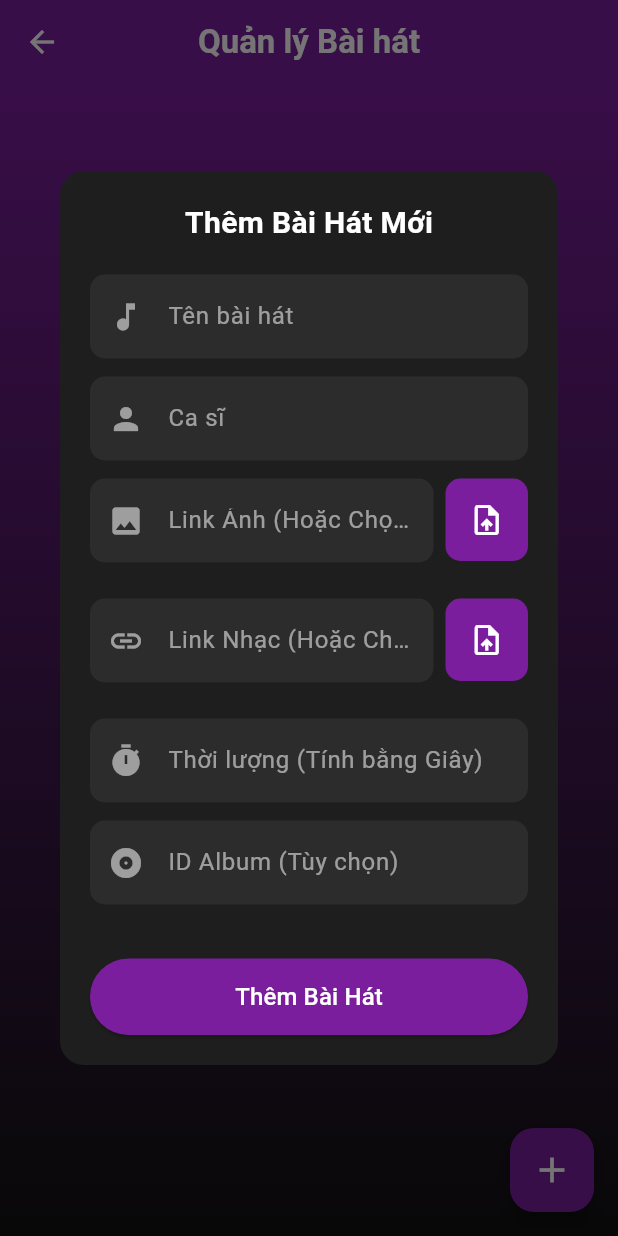
After one commit to Anh-BE/flutter_music_podcast_app, a Flutter app: the ManageSongsScreen screen opened directly, after a tap on the "add" icon, on a phone screen of 412 x 824 dp. The commit adds this screen. Run offline on Flutter 3.47's test engine with Material 3 defaults, Android fonts, the phone set to English and light mode, and no system bars; our stand-ins replace audio_video_progress_bar, file_picker, firebase_core, font_awesome_flutter, just_audio, phosphor_flutter and 2 more; accounts and stored records are empty.

Commit message:
them bai hat moi

```diff
--- /dev/null
+++ b/lib/admin/manage_songs_screen.dart
@@ -0,0 +1,406 @@
+import 'dart:io';
+import 'dart:typed_data';
+import 'package:file_picker/file_picker.dart';
+import 'package:flutter/material.dart';
+import '../models/Supabase_Service.dart';
+import '../models/models_music.dart';
+import '../colors/app_colors.dart';
+
+class ManageSongsScreen extends StatefulWidget {
+  const ManageSongsScreen({super.key});
+
+  @override
+  State<ManageSongsScreen> createState() => _ManageSongsScreenState();
+}
+
+class _ManageSongsScreenState extends State<ManageSongsScreen> {
+  final SupabaseService _supabaseService = SupabaseService();
+
+  // Hàm hiển thị hộp thoại xác nhận XÓA
+  void _confirmDelete(BuildContext context, BaiHatModel song) {
+    showDialog(
+      context: context,
+      builder: (context) => AlertDialog(
+        backgroundColor: const Color(0xFF1E1E1E),
+        title: const Text('Xác nhận xóa', style: TextStyle(color: Colors.white)),
+        content: Text('Bạn có chắc chắn muốn xóa bài hát "${song.title}" không?', style: const TextStyle(color: Colors.white70)),
+        actions: [
+          TextButton(
+            onPressed: () => Navigator.pop(context),
+            child: const Text('Hủy', style: TextStyle(color: Colors.grey)),
+          ),
+          ElevatedButton(
+            style: ElevatedButton.styleFrom(backgroundColor: Colors.redAccent),
+            onPressed: () async {
+              Navigator.pop(context); // Đóng hộp thoại
+              try {
+                await _supabaseService.deleteSong(song.id);
+                if (mounted) {
+                  ScaffoldMessenger.of(context).showSnackBar(
+                    const SnackBar(content: Text('Đã xóa bài hát thành công!'), backgroundColor: Colors.green),
+                  );
+                }
+              } catch (e) {
+                if (mounted) {
+                  ScaffoldMessenger.of(context).showSnackBar(
+                    SnackBar(content: Text('Lỗi khi xóa: $e'), backgroundColor: Colors.red),
+                  );
+                }
+              }
+            },
+            child: const Text('Xóa', style: TextStyle(color: Colors.white)),
+          ),
+        ],
+      ),
+    );
+  }
+
+  // Hàm hiển thị FORM Thêm hoặc Cập nhật
+  void _showSongForm({BaiHatModel? song}) {
+    showDialog(
+      context: context,
+      builder: (context) => SongFormDialog(song: song, supabaseService: _supabaseService),
+    );
+  }
+
+  @override
+  Widget build(BuildContext context) {
+    return Scaffold(
+      backgroundColor: AppColors.background,
+      appBar: AppBar(
+        backgroundColor: AppColors.primary,
+        title: const Text('Quản lý Bài hát', style: TextStyle(color: Colors.white, fontWeight: FontWeight.bold)),
+        iconTheme: const IconThemeData(color: Colors.white),
+        elevation: 0,
+        centerTitle: true,
+      ),
+      body: Container(
+        width: double.infinity,
+        height: double.infinity,
+        decoration: const BoxDecoration(
+          gradient: LinearGradient(
+            begin: Alignment.topCenter,
+            end: Alignment.bottomCenter,
+            colors: [AppColors.primary, AppColors.background],
+          ),
+        ),
+        child: StreamBuilder<List<BaiHatModel>>(
+          stream: _supabaseService.getSongsStream(),
+          builder: (context, snapshot) {
+            if (snapshot.connectionState == ConnectionState.waiting) {
+              return const Center(child: CircularProgressIndicator(color: Colors.white));
+            }
+            if (snapshot.hasError) {
+              return Center(child: Text('Lỗi tải dữ liệu: ${snapshot.error}', style: const TextStyle(color: Colors.redAccent)));
+            }
+
+            final songs = snapshot.data ?? [];
+
+            if (songs.isEmpty) {
+              return const Center(
+                child: Text('Chưa có bài hát nào trong hệ thống.', style: TextStyle(color: Colors.white54, fontSize: 16)),
+              );
+            }
+
+            return ListView.builder(
+              padding: const EdgeInsets.symmetric(vertical: 8.0),
+              itemCount: songs.length,
+              itemBuilder: (context, index) {
+                final song = songs[index];
+                return Padding(
+                  padding: const EdgeInsets.symmetric(vertical: 5),
+                  child: ListTile(
+                    leading: ClipRRect(
+                      borderRadius: BorderRadius.circular(5),
+                      child: Image.network(
+                        song.imageURl,
+                        width: 50,
+                        height: 50,
+                        fit: BoxFit.cover,
+                        errorBuilder: (c, e, s) => const Icon(Icons.music_note, color: Colors.white),
+                      ),
+                    ),
+                    title: Text(song.title, style: const TextStyle(color: Color.fromARGB(221, 247, 246, 246)), maxLines: 1, overflow: TextOverflow.ellipsis),
+                    subtitle: Text(song.artist, style: const TextStyle(color: Color.fromARGB(137, 245, 244, 244)), maxLines: 1, overflow: TextOverflow.ellipsis),
+                    trailing: Row(
+                      mainAxisSize: MainAxisSize.min,
+                      children: [
+                        // Nút Sửa
+                        IconButton(
+                          icon: const Icon(Icons.edit_rounded, color: Colors.white70),
+                          onPressed: () => _showSongForm(song: song),
+                        ),
+                        // Nút Xóa
+                        IconButton(
+                          icon: const Icon(Icons.delete_rounded, color: Colors.redAccent),
+                          onPressed: () => _confirmDelete(context, song),
+                        ),
+                      ],
+                    ),
+                  ),
+                );
+              },
+            );
+          },
+        ),
+      ),
+      // Nút Thêm mới góc dưới màn hình
+      floatingActionButton: FloatingActionButton(
+        backgroundColor: AppColors.primary,
+        onPressed: () => _showSongForm(), // Truyền null báo hiệu là Thêm mới
+        child: const Icon(Icons.add, color: Colors.white, size: 28),
+      ),
+    );
+  }
+}
+
+// ==============================================================
+// COMPONENT FORM THÊM / CẬP NHẬT BÀI HÁT
+// ==============================================================
+class SongFormDialog extends StatefulWidget {
+  final BaiHatModel? song;
+  final SupabaseService supabaseService;
+
+  const SongFormDialog({super.key, this.song, required this.supabaseService});
+
+  @override
+  State<SongFormDialog> createState() => _SongFormDialogState();
+}
+
+class _SongFormDialogState extends State<SongFormDialog> {
+  final _formKey = GlobalKey<FormState>();
+
+  late TextEditingController _titleController;
+  late TextEditingController _artistController;
+  late TextEditingController _imageUrlController;
+  late TextEditingController _audioUrlController;
+  late TextEditingController _durationController;
+  late TextEditingController _albumIdController;
+
+  PlatformFile? _imageFile;
+  PlatformFile? _audioFile;
+
+  bool _isLoading = false;
+
+  @override
+  void initState() {
+    super.initState();
+    // Nếu có dữ liệu song truyền vào -> Form Cập nhật, ngược lại là Thêm mới
+    _titleController = TextEditingController(text: widget.song?.title ?? '');
+    _artistController = TextEditingController(text: widget.song?.artist ?? '');
+    _imageUrlController = TextEditingController(text: widget.song?.imageURl ?? '');
+    _audioUrlController = TextEditingController(text: widget.song?.audioURL ?? '');
+    _durationController = TextEditingController(text: widget.song != null ? widget.song!.duration.inSeconds.toString() : '');
+    // Giả sử có album -> không có thì để trống
+    _albumIdController = TextEditingController(text: '');
+  }
+
+  @override
+  void dispose() {
+    _titleController.dispose();
+    _artistController.dispose();
+    _imageUrlController.dispose();
+    _audioUrlController.dispose();
+    _durationController.dispose();
+    _albumIdController.dispose();
+    super.dispose();
+  }
+
+  Future<void> _pickImage() async {
+    FilePickerResult? result = await FilePicker.pickFiles(type: FileType.image, withData: true);
+    if (result != null) {
+      setState(() {
+        _imageFile = result.files.single;
+        _imageUrlController.text = _imageFile!.name; // Hiển thị tạm tên file lên màn hình
+      });
+    }
+  }
+
+  Future<void> _pickAudio() async {
+    FilePickerResult? result = await FilePicker.pickFiles(type: FileType.audio, withData: true);
+    if (result != null) {
+      setState(() {
+        _audioFile = result.files.single;
+        _audioUrlController.text = _audioFile!.name; // Hiển thị tạm tên file lên màn hình
+      });
+    }
+  }
+
+  Future<void> _submitForm() async {
+    if (!_formKey.currentState!.validate()) return;
+
+    setState(() => _isLoading = true);
+
+    try {
+      final title = _titleController.text.trim();
+      final artist = _artistController.text.trim();
+      String imageUrl = _imageUrlController.text.trim();
+      String audioUrl = _audioUrlController.text.trim();
+      final duration = int.tryParse(_durationController.text.trim()) ?? 0;
+      final albumId = int.tryParse(_albumIdController.text.trim()); // Có thể null
+
+      // 1. Upload ảnh nếu có chọn file
+      if (_imageFile != null) {
+        final fileName = 'images/${DateTime.now().millisecondsSinceEpoch}_${_imageFile!.name}';
+        // Thay 'music_files' bằng tên bucket mà bạn thiết lập trên Supabase Storage
+        final uploadedUrl = await widget.supabaseService.uploadFileToStorage(
+          'music_assets', fileName,
+          fileBytes: _imageFile!.bytes,
+          file: _imageFile!.bytes == null && _imageFile!.path != null ? File(_imageFile!.path!) : null,
+        );
+        if (uploadedUrl != null) {
+          imageUrl = uploadedUrl;
+        } else {
+          throw Exception('Tải ảnh lên thất bại. Hãy kiểm tra lại Policy trên Supabase Storage.');
+        }
+      }
+
+      // 2. Upload mp3 nếu có chọn file
+      if (_audioFile != null) {
+        final fileName = 'audio/${DateTime.now().millisecondsSinceEpoch}_${_audioFile!.name}';
+        // Thay 'music_files' bằng tên bucket mà bạn thiết lập trên Supabase Storage
+        final uploadedUrl = await widget.supabaseService.uploadFileToStorage(
+          'music_assets', fileName,
+          fileBytes: _audioFile!.bytes,
+          file: _audioFile!.bytes == null && _audioFile!.path != null ? File(_audioFile!.path!) : null,
+        );
+        if (uploadedUrl != null) {
+          audioUrl = uploadedUrl;
+        } else {
+          throw Exception('Tải nhạc lên thất bại. Hãy kiểm tra lại Policy trên Supabase Storage.');
+        }
+      }
+
+      if (widget.song == null) {
+        // Thêm mới
+        await widget.supabaseService.addSong(
+          title: title,
+          artist: artist,
+          imageUrl: imageUrl,
+          audioUrl: audioUrl,
+          duration: duration,
+          albumId: albumId,
+        );
+      } else {
+        // Cập nhật
+        await widget.supabaseService.updateSong(widget.song!.id, {
+          'title': title,
+          'artist': artist,
+          'imageURl': imageUrl,
+          'audioURL': audioUrl,
+          'duration': duration,
+          if (albumId != null) 'album_id': albumId, // Chỉ update album nếu có nhập
+        });
+      }
+
+      if (mounted) {
+        Navigator.pop(context); // Đóng dialog
+        ScaffoldMessenger.of(context).showSnackBar(
+          SnackBar(content: Text(widget.song == null ? 'Thêm bài hát thành công!' : 'Cập nhật thành công!'), backgroundColor: Colors.green),
+        );
+      }
+    } catch (e) {
+      if (mounted) {
+        ScaffoldMessenger.of(context).showSnackBar(
+          SnackBar(content: Text('Có lỗi xảy ra: $e'), backgroundColor: Colors.red),
+        );
+      }
+    } finally {
+      setState(() => _isLoading = false);
+    }
+  }
+
+  @override
+  Widget build(BuildContext context) {
+    final isEditing = widget.song != null;
+
+    return Dialog(
+      backgroundColor: const Color(0xFF1E1E1E),
+      shape: RoundedRectangleBorder(borderRadius: BorderRadius.circular(16)),
+      child: SingleChildScrollView(
+        padding: const EdgeInsets.all(20),
+        child: Form(
+          key: _formKey,
+          child: Column(
+            mainAxisSize: MainAxisSize.min,
+            children: [
+              Text(isEditing ? 'Sửa Bài Hát' : 'Thêm Bài Hát Mới', style: const TextStyle(color: Colors.white, fontSize: 20, fontWeight: FontWeight.bold)),
+              const SizedBox(height: 20),
+
+              _buildTextField(controller: _titleController, label: 'Tên bài hát', icon: Icons.music_note),
+              _buildTextField(controller: _artistController, label: 'Ca sĩ', icon: Icons.person),
+              _buildFilePickerField(controller: _imageUrlController, label: 'Link Ảnh (Hoặc Chọn File)', icon: Icons.image, onPick: _pickImage),
+              _buildFilePickerField(controller: _audioUrlController, label: 'Link Nhạc (Hoặc Chọn File)', icon: Icons.link, onPick: _pickAudio),
+              _buildTextField(controller: _durationController, label: 'Thời lượng (Tính bằng Giây)', icon: Icons.timer, isNumber: true),
+              _buildTextField(controller: _albumIdController, label: 'ID Album (Tùy chọn)', icon: Icons.album, isNumber: true, isRequired: false),
+
+              const SizedBox(height: 24),
+              SizedBox(
+                width: double.infinity,
+                child: ElevatedButton(
+                  style: ElevatedButton.styleFrom(backgroundColor: AppColors.primary, padding: const EdgeInsets.symmetric(vertical: 14)),
+                  onPressed: _isLoading ? null : _submitForm,
+                  child: _isLoading ? const CircularProgressIndicator(color: Colors.white) : Text(isEditing ? 'Lưu Thay Đổi' : 'Thêm Bài Hát', style: const TextStyle(color: Colors.white, fontSize: 16)),
+                ),
+              )
+            ],
+          ),
+        ),
+      ),
+    );
+  }
+
+  Widget _buildTextField({required TextEditingController controller, required String label, required IconData icon, bool isNumber = false, bool isRequired = true}) {
+    return Padding(
+      padding: const EdgeInsets.only(bottom: 12),
+      child: TextFormField(
+        controller: controller,
+        keyboardType: isNumber ? TextInputType.number : TextInputType.text,
+        style: const TextStyle(color: Colors.white),
+        decoration: InputDecoration(
+          labelText: label,
+          labelStyle: const TextStyle(color: Colors.white54),
+          prefixIcon: Icon(icon, color: Colors.white54),
+          filled: true,
+          fillColor: const Color(0xFF2C2C2C),
+          border: OutlineInputBorder(borderRadius: BorderRadius.circular(10), borderSide: BorderSide.none),
+        ),
+        validator: isRequired ? (value) => value == null || value.trim().isEmpty ? 'Vui lòng nhập thông tin này' : null : null,
+      ),
+    );
+  }
+
+  Widget _buildFilePickerField({
+    required TextEditingController controller,
+    required String label,
+    required IconData icon,
+    required VoidCallback onPick,
+  }) {
+    return Padding(
+      padding: const EdgeInsets.only(bottom: 12),
+      child: Row(
+        crossAxisAlignment: CrossAxisAlignment.start,
+        children: [
+          Expanded(
+            child: _buildTextField(
+              controller: controller,
+              label: label,
+              icon: icon,
+              isRequired: true,
+            ),
+          ),
+          const SizedBox(width: 8),
+          Container(
+            height: 55, // Cân đối độ cao nút với TextField
+            width: 55,
+            decoration: BoxDecoration(
+              color: AppColors.primary,
+              borderRadius: BorderRadius.circular(10),
+            ),
+            child: IconButton(icon: const Icon(Icons.upload_file, color: Colors.white), onPressed: onPick),
+          ),
+        ],
+      ),
+    );
+  }
+}
--- a/lib/screen/search_screen.dart
+++ b/lib/screen/search_screen.dart
@@ -55,7 +55,7 @@ class _SearchScreenState extends State<SearchScreen> {
                       });
                     },
                     style: const TextStyle(color: Colors.white, fontSize: 16),
-                    cursorColor: const Color(0xFF1DB954), // Con trỏ chuột màu xanh Spotify
+                    cursorColor: const Color.fromARGB(255, 231, 233, 231), // Con trỏ chuột màu xanh Spotify
                     decoration: InputDecoration(
                       hintText: 'Bạn muốn nghe gì?',
                       hintStyle: const TextStyle(color: Colors.white54, fontSize: 16),
--- a/pubspec.yaml
+++ b/pubspec.yaml
@@ -48,6 +48,7 @@ dependencies:
   just_audio: ^0.10.5
   rxdart: ^0.28.0
   audio_video_progress_bar: ^2.0.3
+  file_picker: ^11.0.2
 
 dev_dependencies:
   flutter_test:
```
Also changed, not shown: lib/admin/admin_screen.dart (added, +165 -0 lines), lib/models/Supabase_Service.dart (+23 -0 lines), lib/screen/profile_screen.dart (+30 -0 lines), lib/test.dart (deleted, +0 -95 lines), pubspec.lock.
